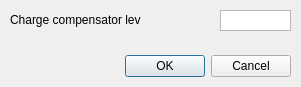
Before: the Qt Designer form gui/charge_compensator_settings_dlg.ui in SBEMimage/SBEMimage, drawn with Qt 5.
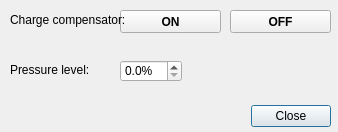
After: the same form once the commit is applied.

Commit message: FCC: moved on/off inside dialog, improved value edit

```diff
--- a/gui/charge_compensator_settings_dlg.ui
+++ b/gui/charge_compensator_settings_dlg.ui
@@ -9,8 +9,8 @@
    <rect>
     <x>0</x>
     <y>0</y>
-    <width>301</width>
-    <height>87</height>
+    <width>338</width>
+    <height>132</height>
    </rect>
   </property>
   <property name="sizePolicy">
@@ -28,8 +28,8 @@
   <widget class="QDialogButtonBox" name="buttonBox">
    <property name="geometry">
     <rect>
-     <x>90</x>
-     <y>50</y>
+     <x>130</x>
+     <y>100</y>
      <width>201</width>
      <height>32</height>
     </rect>
@@ -41,36 +41,93 @@
     <enum>Qt::Horizontal</enum>
    </property>
    <property name="standardButtons">
-    <set>QDialogButtonBox::Cancel|QDialogButtonBox::Ok</set>
+    <set>QDialogButtonBox::Close</set>
    </property>
   </widget>
   <widget class="QLabel" name="label_text">
    <property name="geometry">
     <rect>
      <x>10</x>
-     <y>10</y>
+     <y>60</y>
      <width>131</width>
      <height>20</height>
     </rect>
    </property>
    <property name="text">
-    <string>Charge compensator level:</string>
+    <string>Pressure level:</string>
    </property>
   </widget>
-  <widget class="QTextEdit" name="textEdit_level">
+  <widget class="QDoubleSpinBox" name="doubleSpinBox_level">
    <property name="geometry">
     <rect>
-     <x>220</x>
+     <x>120</x>
+     <y>60</y>
+     <width>62</width>
+     <height>22</height>
+    </rect>
+   </property>
+   <property name="keyboardTracking">
+    <bool>false</bool>
+   </property>
+   <property name="suffix">
+    <string>%</string>
+   </property>
+   <property name="decimals">
+    <number>1</number>
+   </property>
+   <property name="maximum">
+    <double>100.000000000000000</double>
+   </property>
+  </widget>
+  <widget class="QPushButton" name="pushButton_on">
+   <property name="geometry">
+    <rect>
+     <x>120</x>
      <y>10</y>
-     <width>71</width>
-     <height>21</height>
+     <width>101</width>
+     <height>23</height>
     </rect>
    </property>
-   <property name="inputMethodHints">
-    <set>Qt::ImhNone</set>
+   <property name="font">
+    <font>
+     <weight>75</weight>
+     <bold>true</bold>
+    </font>
    </property>
-   <property name="verticalScrollBarPolicy">
-    <enum>Qt::ScrollBarAlwaysOff</enum>
+   <property name="text">
+    <string>ON</string>
+   </property>
+  </widget>
+  <widget class="QPushButton" name="pushButton_off">
+   <property name="geometry">
+    <rect>
+     <x>230</x>
+     <y>10</y>
+     <width>101</width>
+     <height>23</height>
+    </rect>
+   </property>
+   <property name="font">
+    <font>
+     <weight>75</weight>
+     <bold>true</bold>
+    </font>
+   </property>
+   <property name="text">
+    <string>OFF</string>
+   </property>
+  </widget>
+  <widget class="QLabel" name="label_text_2">
+   <property name="geometry">
+    <rect>
+     <x>10</x>
+     <y>10</y>
+     <width>131</width>
+     <height>20</height>
+    </rect>
+   </property>
+   <property name="text">
+    <string>Charge compensator:</string>
    </property>
   </widget>
  </widget>
```
The commit also changes 3 other files.
